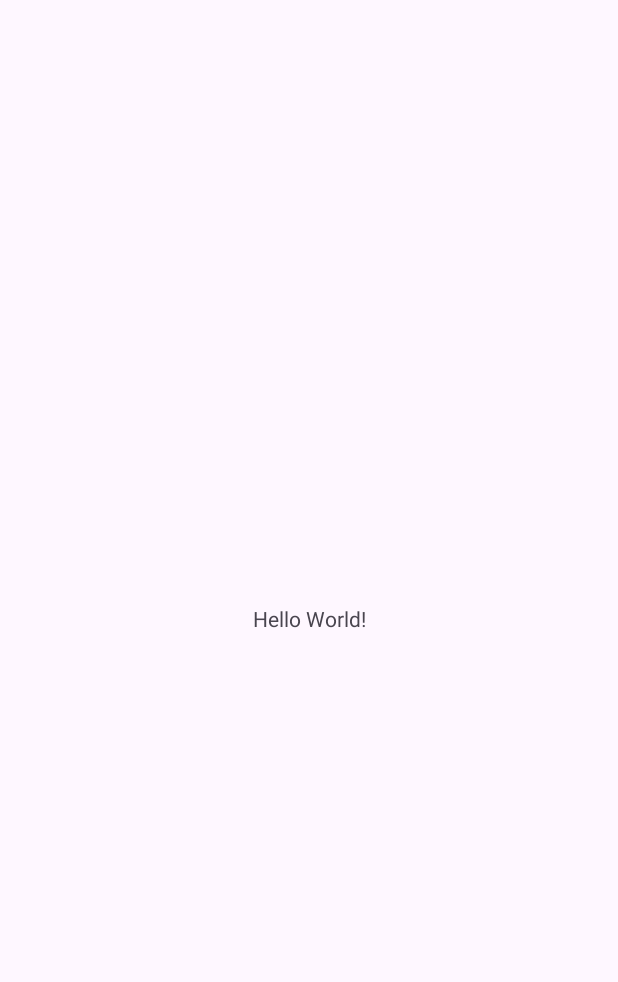
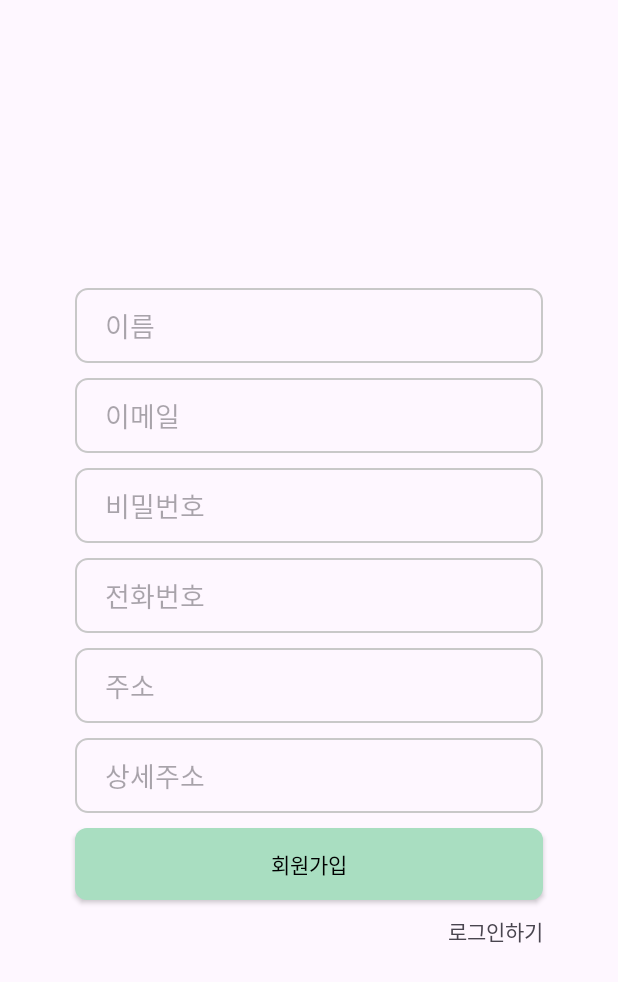
Before and after one commit to eungyeong12/mobile-programming, an Android app: the screen it shows after launch (MainActivity before the commit, SignUpActivity after it), on a phone screen of 412 x 824 dp. Before the commit the part shown is almost empty. Shown: the top 982 px of the screen. Run offline under Robolectric (Android 15) with nearby library versions, the phone set to English and light mode, and no system bars; our stand-ins replace Firebase (no records; nobody signed in at launch, a user with empty details on screens opened directly).

Commit message:
회원가입 기능 추가

```diff
--- a/app/build.gradle.kts
+++ b/app/build.gradle.kts
@@ -34,6 +34,8 @@ android {
 
 dependencies {
     implementation(platform("com.google.firebase:firebase-bom:33.6.0"))
+    implementation("com.google.firebase:firebase-firestore")
+    implementation("com.google.firebase:firebase-auth")
     implementation(libs.appcompat)
     implementation(libs.material)
     implementation(libs.activity)
--- /dev/null
+++ b/app/src/main/java/jo/toybreeze/SignUpActivity.java
@@ -0,0 +1,157 @@
+package jo.toybreeze;
+
+import android.content.Intent;
+import android.graphics.Color;
+import android.os.Bundle;
+import android.view.MotionEvent;
+import android.widget.Button;
+import android.widget.EditText;
+import android.widget.TextView;
+import android.widget.Toast;
+
+import androidx.activity.EdgeToEdge;
+import androidx.activity.result.ActivityResultLauncher;
+import androidx.activity.result.contract.ActivityResultContracts;
+import androidx.appcompat.app.AppCompatActivity;
+
+import com.google.firebase.auth.FirebaseAuth;
+import com.google.firebase.firestore.FirebaseFirestore;
+
+import jo.toybreeze.domain.User;
+
+public class SignUpActivity extends AppCompatActivity {
+    private static final String TAG = SignUpActivity.class.getSimpleName();
+
+    private EditText edit_name;
+    private EditText edit_email;
+    private EditText edit_password;
+    private EditText edit_phone_number;
+    private EditText edit_addr;
+    private EditText edit_detail_addr;
+    private Button btn_signup;
+    private TextView go_to_login;
+    private FirebaseAuth mAuth;
+    private FirebaseFirestore db;
+
+    @Override
+    protected void onCreate(Bundle savedInstanceState) {
+        super.onCreate(savedInstanceState);
+        EdgeToEdge.enable(this);
+        setContentView(R.layout.activity_signup);
+
+        edit_name = findViewById(R.id.edit_name);
+        edit_email = findViewById(R.id.edit_email);
+        edit_password = findViewById(R.id.edit_password);
+        edit_phone_number = findViewById(R.id.edit_phone_number);
+        edit_addr = findViewById(R.id.edit_addr);
+        edit_detail_addr = findViewById(R.id.edit_detail_addr);
+        btn_signup = findViewById(R.id.btn_signup);
+        go_to_login = findViewById(R.id.go_to_login);
+        mAuth = FirebaseAuth.getInstance();
+        db = FirebaseFirestore.getInstance();
+
+        edit_addr.setFocusable(false);
+        edit_addr.setOnClickListener(view -> {
+            Intent intent = new Intent(SignUpActivity.this, SearchAddressActivity.class);
+            getSearchResult.launch(intent);
+        });
+
+        btn_signup.setOnClickListener(view -> {
+            String name = edit_name.getText().toString();
+            String email = edit_email.getText().toString();
+            String password = edit_password.getText().toString();
+            String phoneNumber = edit_phone_number.getText().toString();
+            String addr = edit_addr.getText().toString();
+            String detailAddr = edit_detail_addr.getText().toString();
+
+            if (!checkValidation(name, email, password, phoneNumber, addr, detailAddr)) {
+                return;
+            }
+
+            User user = new User(name, email, password, phoneNumber, addr, detailAddr);
+            addUser(user);
+        });
+
+        go_to_login.setOnTouchListener((view, motionEvent) -> {
+            switch (motionEvent.getAction()) {
+                case MotionEvent.ACTION_DOWN:
+                    go_to_login.setTextColor(Color.GRAY);
+                    break;
+                case MotionEvent.ACTION_UP:
+                case MotionEvent.ACTION_CANCEL:
+                    go_to_login.setTextColor(Color.BLACK);
+                    break;
+            }
+            return true;
+        });
+    }
+
+    private void addUser(User user) {
+        mAuth.createUserWithEmailAndPassword(user.getEmail(), user.getPassword())
+                .addOnCompleteListener(this, task -> {
+                    if (task.isSuccessful()) {
+                        db.collection("users").add(user);
+                        Toast.makeText(this, "회원가입에 성공하였습니다.", Toast.LENGTH_SHORT).show();
+                        startActivity(new Intent(SignUpActivity.this, MainActivity.class));
+                    } else {
+                        Exception exception = task.getException();
+                        if (exception != null) {
+                            displayErrorMessage(exception);
+                        }
+                    }
+                });
+    }
+
+    private void displayErrorMessage(Exception exception) {
+        if (exception.getMessage().contains("The email address is badly formatted")) {
+            Toast.makeText(this, "이메일 형식이 올바르지 않습니다.", Toast.LENGTH_SHORT).show();
+        }
+        if (exception.getMessage().contains("Password should be at least 6 characters")) {
+            Toast.makeText(this, "비밀번호는 6자 이상으로 설정해주세요.", Toast.LENGTH_SHORT).show();
+        }
+        if (exception.getMessage().contains("The email address is already in use by another account")) {
+            Toast.makeText(this, "이미 가입된 계정입니다.", Toast.LENGTH_SHORT).show();
+        }
+    }
+
+    private boolean checkValidation(String name, String email, String password, String phoneNumber, String addr, String detailAddr) {
+        if (name.isBlank()) {
+            Toast.makeText(this, "이름을 입력해 주세요.", Toast.LENGTH_SHORT).show();
+            return false;
+        }
+        if (email.isBlank()) {
+            Toast.makeText(this, "이메일을 입력해 주세요.", Toast.LENGTH_SHORT).show();
+            return false;
+        }
+        if (password.isBlank()) {
+            Toast.makeText(this, "비밀번호를 입력해 주세요.", Toast.LENGTH_SHORT).show();
+            return false;
+        }
+        if (phoneNumber.isBlank()) {
+            Toast.makeText(this, "전화번호를 입력해 주세요.", Toast.LENGTH_SHORT).show();
+            return false;
+        }
+        if (addr.isBlank()) {
+            Toast.makeText(this, "주소를 입력해 주세요.", Toast.LENGTH_SHORT).show();
+            return false;
+        }
+        if (detailAddr.isBlank()) {
+            Toast.makeText(this, "상세주소를 입력해 주세요.", Toast.LENGTH_SHORT).show();
+            return false;
+        }
+        return true;
+    }
+
+    private final ActivityResultLauncher<Intent> getSearchResult = registerForActivityResult(
+            new ActivityResultContracts.StartActivityForResult(),
+            result -> {
+                // Search Address Activitiy로부터의 결과 값이 전달
+                if(result.getResultCode() == RESULT_OK) {
+                    if(result.getData() != null) {
+                        String data = result.getData().getStringExtra("data");
+                        edit_addr.setText(data);
+                    }
+                }
+            }
+    );
+}
--- a/app/src/main/java/jo/toybreeze/SplashActivity.java
+++ b/app/src/main/java/jo/toybreeze/SplashActivity.java
@@ -8,22 +8,39 @@ import androidx.activity.EdgeToEdge;
 import androidx.annotation.Nullable;
 import androidx.appcompat.app.AppCompatActivity;
 
+import com.google.firebase.auth.FirebaseAuth;
+import com.google.firebase.auth.FirebaseUser;
+
 public class SplashActivity extends AppCompatActivity {
     private static final String TAG = SplashActivity.class.getSimpleName();
+    private FirebaseAuth mAuth;
 
     @Override
     protected void onCreate(@Nullable Bundle savedInstanceState) {
         super.onCreate(savedInstanceState);
         EdgeToEdge.enable(this);
         setContentView(R.layout.activity_splash);
+        mAuth = FirebaseAuth.getInstance();
         Handler hd = new Handler();
         hd.postDelayed(new splashHandler(), 2000);
     }
 
     private class splashHandler implements Runnable {
         public void run() {
-            startActivity(new Intent(getApplicationContext(), MainActivity.class));
+            if (isLoginUser()) {
+                startActivity(new Intent(getApplicationContext(), MainActivity.class));
+                SplashActivity.this.finish();
+            }
+            startActivity(new Intent(getApplicationContext(), SignUpActivity.class));
             SplashActivity.this.finish();
         }
     }
+
+    private boolean isLoginUser() {
+        FirebaseUser currentUser = mAuth.getCurrentUser();
+        if (currentUser == null) {
+            return false;
+        }
+        return true;
+    }
 }
--- /dev/null
+++ b/app/src/main/res/drawable/btn_background.xml
@@ -0,0 +1,5 @@
+<?xml version="1.0" encoding="utf-8"?>
+<shape xmlns:android="http://schemas.android.com/apk/res/android">
+    <corners android:radius="8dp" />
+    <solid android:color="@color/mint" />
+</shape>
--- /dev/null
+++ b/app/src/main/res/drawable/edit_background.xml
@@ -0,0 +1,12 @@
+<?xml version="1.0" encoding="utf-8"?>
+<shape xmlns:android="http://schemas.android.com/apk/res/android" android:shape="rectangle">
+
+    <stroke
+
+        android:width="1dp"
+
+        android:color="#C8C8C8" />
+
+    <corners android:radius="8dp"/>
+
+</shape>
--- /dev/null
+++ b/app/src/main/res/layout/activity_signup.xml
@@ -0,0 +1,143 @@
+<?xml version="1.0" encoding="utf-8"?>
+<androidx.constraintlayout.widget.ConstraintLayout xmlns:android="http://schemas.android.com/apk/res/android"
+    xmlns:app="http://schemas.android.com/apk/res-auto"
+    xmlns:tools="http://schemas.android.com/tools"
+    android:layout_width="match_parent"
+    android:layout_height="match_parent">
+
+    <LinearLayout
+        android:id="@+id/linearLayout"
+        android:layout_width="match_parent"
+        android:layout_height="match_parent"
+        android:gravity="center"
+        android:orientation="vertical"
+        app:layout_constraintBottom_toBottomOf="parent"
+        app:layout_constraintEnd_toEndOf="parent"
+        app:layout_constraintStart_toStartOf="parent"
+        app:layout_constraintTop_toTopOf="parent">
+
+        <LinearLayout
+            android:layout_width="match_parent"
+            android:layout_height="wrap_content"
+            android:orientation="vertical">
+
+            <EditText
+                android:id="@+id/edit_name"
+                android:layout_width="match_parent"
+                android:layout_height="wrap_content"
+                android:layout_marginStart="50dp"
+                android:layout_marginEnd="50dp"
+                android:layout_marginBottom="10dp"
+                android:background="@drawable/edit_background"
+                android:ems="10"
+                android:hint="이름"
+                android:inputType="text"
+                android:paddingStart="30px"
+                android:paddingTop="11dp"
+                android:paddingEnd="5px"
+                android:paddingBottom="11dp" />
+
+            <EditText
+                android:id="@+id/edit_email"
+                android:layout_width="match_parent"
+                android:layout_height="wrap_content"
+                android:layout_marginStart="50dp"
+                android:layout_marginEnd="50dp"
+                android:layout_marginBottom="10dp"
+                android:background="@drawable/edit_background"
+                android:ems="10"
+                android:hint="이메일"
+                android:inputType="textEmailAddress"
+                android:paddingStart="30px"
+                android:paddingTop="11dp"
+                android:paddingEnd="5px"
+                android:paddingBottom="11dp" />
+
+            <EditText
+                android:id="@+id/edit_password"
+                android:layout_width="match_parent"
+                android:layout_height="wrap_content"
+                android:layout_marginStart="50dp"
+                android:layout_marginEnd="50dp"
+                android:layout_marginBottom="10dp"
+                android:background="@drawable/edit_background"
+                android:ems="10"
+                android:hint="비밀번호"
+                android:inputType="textPassword"
+                android:paddingStart="30px"
+                android:paddingTop="11dp"
+                android:paddingEnd="5px"
+                android:paddingBottom="11dp" />
+
+            <EditText
+                android:id="@+id/edit_phone_number"
+                android:layout_width="match_parent"
+                android:layout_height="wrap_content"
+                android:layout_marginStart="50dp"
+                android:layout_marginEnd="50dp"
+                android:layout_marginBottom="10dp"
+                android:background="@drawable/edit_background"
+                android:ems="10"
+                android:hint="전화번호"
+                android:inputType="phone"
+                android:paddingStart="30px"
+                android:paddingTop="11dp"
+                android:paddingEnd="5px"
+                android:paddingBottom="11dp" />
+
+            <EditText
+                android:id="@+id/edit_addr"
+                android:layout_width="match_parent"
+                android:layout_height="wrap_content"
+                android:layout_marginStart="50dp"
+                android:layout_marginEnd="50dp"
+                android:layout_marginBottom="10dp"
+                android:background="@drawable/edit_background"
+                android:ems="10"
+                android:hint="주소"
+                android:inputType="text"
+                android:paddingStart="30px"
+                android:paddingTop="11dp"
+                android:paddingEnd="5px"
+                android:paddingBottom="11dp" />
+
+            <EditText
+                android:id="@+id/edit_detail_addr"
+                android:layout_width="match_parent"
+                android:layout_height="wrap_content"
+                android:layout_marginStart="50dp"
+                android:layout_marginEnd="50dp"
+                android:layout_marginBottom="10dp"
+                android:background="@drawable/edit_background"
+                android:ems="10"
+                android:hint="상세주소"
+                android:inputType="text"
+                android:paddingStart="30px"
+                android:paddingTop="11dp"
+                android:paddingEnd="5px"
+                android:paddingBottom="11dp" />
+
+        </LinearLayout>
+
+        <android.widget.Button
+            android:id="@+id/btn_signup"
+            android:layout_width="match_parent"
+            android:layout_height="wrap_content"
+            android:layout_marginStart="50dp"
+            android:layout_marginEnd="50dp"
+            android:background="@drawable/btn_background"
+            android:text="회원가입"
+            android:textColor="@color/black" />
+
+        <TextView
+            android:id="@+id/go_to_login"
+            android:layout_width="match_parent"
+            android:layout_height="wrap_content"
+            android:layout_marginStart="50dp"
+            android:layout_marginTop="10dp"
+            android:layout_marginEnd="50dp"
+            android:gravity="end"
+            android:text="로그인하기" />
+
+    </LinearLayout>
+</androidx.constraintlayout.widget.ConstraintLayout>
--- a/app/src/main/res/values/colors.xml
+++ b/app/src/main/res/values/colors.xml
@@ -2,4 +2,5 @@
 <resources>
     <color name="black">#FF000000</color>
     <color name="white">#FFFFFFFF</color>
+    <color name="mint">#a9dec1</color>
 </resources>
```
Also changed, not shown: app/src/main/AndroidManifest.xml (+8 -1 lines), app/src/main/java/jo/toybreeze/SearchAddressActivity.java (added, +47 -0 lines), app/src/main/java/jo/toybreeze/domain/User.java (added, +43 -0 lines), app/src/main/res/layout/activity_search_address.xml (added, +18 -0 lines), 1 other file.
